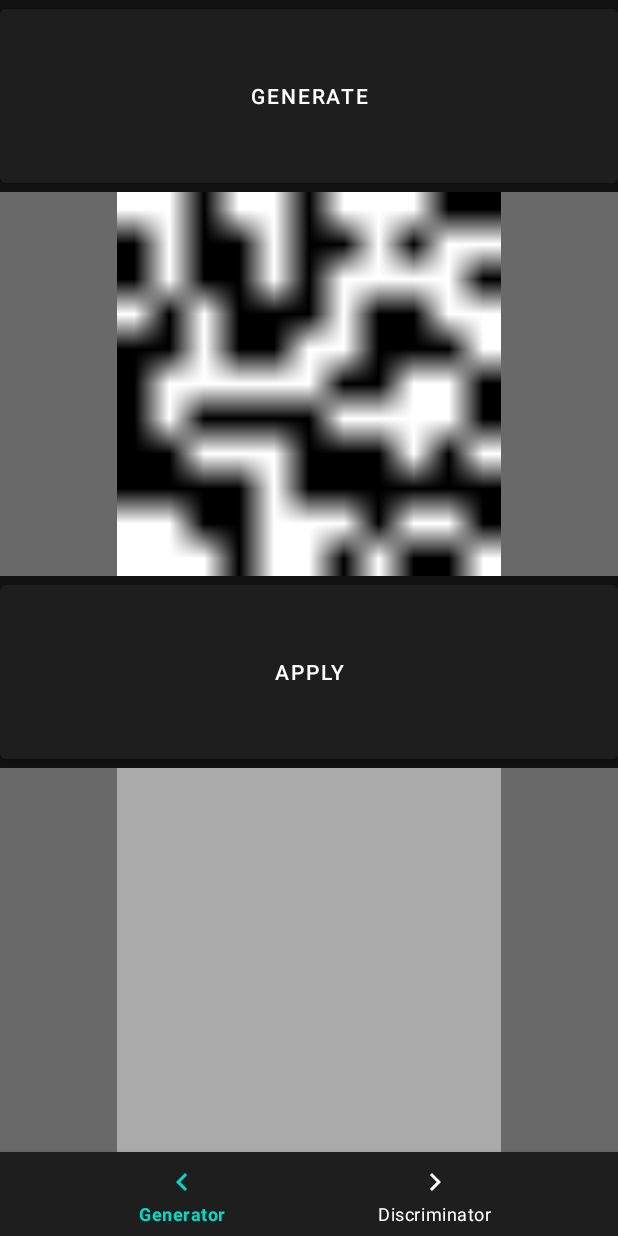
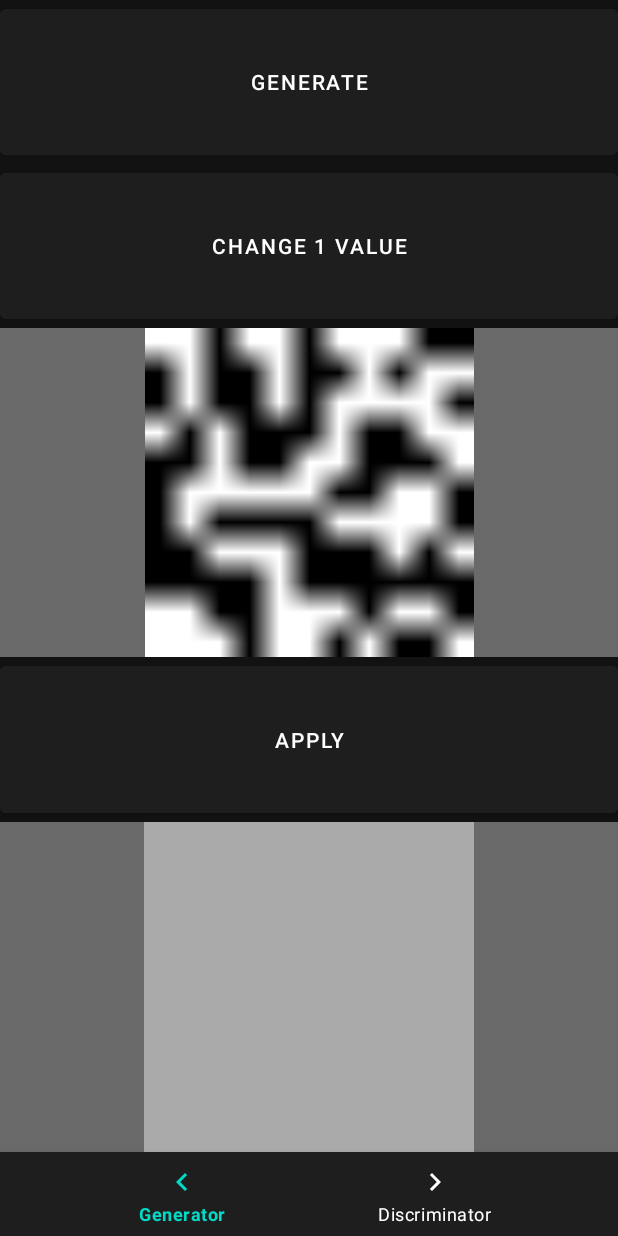
Before and after one commit to cedric-dem/ganalyzer, an Android app: the screen it shows after launch (GeneratorActivity), after a tap on "GENERATE", on a phone screen of 412 x 824 dp. Run offline under Robolectric (Android 15) with nearby library versions, the phone set to English and light mode, and no system bars; libraries missing offline, so code that uses them is left out: org.tensorflow.lite; network calls fail.

Commit message:
prepare for change 1 value button

```diff
--- a/android_app/app/src/main/java/com/example/ganalyzer/GeneratorActivity.kt
+++ b/android_app/app/src/main/java/com/example/ganalyzer/GeneratorActivity.kt
@@ -41,6 +41,7 @@ class GeneratorActivity : AppCompatActivity() {
 
     private fun setupButtons() {
         val generateButton = findViewById<Button>(R.id.button_generate_array)
+        val change1ValueButton = findViewById<Button>(R.id.change_1_value)
         val applyButton = findViewById<Button>(R.id.button_apply_generator)
         val generatedPreview = findViewById<ImageView>(R.id.image_generated_preview)
         val imagePreview = findViewById<ImageView>(R.id.image_generator_output)
@@ -56,6 +57,10 @@ class GeneratorActivity : AppCompatActivity() {
             generatedValues = values
             renderGeneratedPreview(generatedPreview, values)
             applyButton.isEnabled = generatorApplicator != null
+        }
+
+        change1ValueButton.setOnClickListener {
+            //TODO
         }
 
         applyButton.setOnClickListener {
--- a/android_app/app/src/main/res/layout/activity_generator.xml
+++ b/android_app/app/src/main/res/layout/activity_generator.xml
@@ -14,6 +14,15 @@
         android:backgroundTint="@color/surface_dark"
         android:textColor="@color/white"
         android:text="@string/generate_button" />
+
+    <Button
+        android:id="@+id/change_1_value"
+        android:layout_width="match_parent"
+        android:layout_height="0dp"
+        android:layout_weight="1"
+        android:backgroundTint="@color/surface_dark"
+        android:textColor="@color/white"
+        android:text="@string/change_1_value_button" />
 
     <androidx.constraintlayout.widget.ConstraintLayout
         android:background="@color/darker_darker_gray"
--- a/android_app/app/src/main/res/values/strings.xml
+++ b/android_app/app/src/main/res/values/strings.xml
@@ -46,6 +46,7 @@
     <string name="output_preview">"\noutput preview : "</string>
     <string name="input_text_hint">Input will appear here</string>
     <string name="generate_button">Generate</string>
+    <string name="change_1_value_button">Change 1 Value</string>
     <string name="apply_button">apply</string>
     <string name="generator_preview_content_description">Preview of generated latent vector values</string>
     <string name="select_photo_from_gallery">Select Photo From Gallery</string>
```
